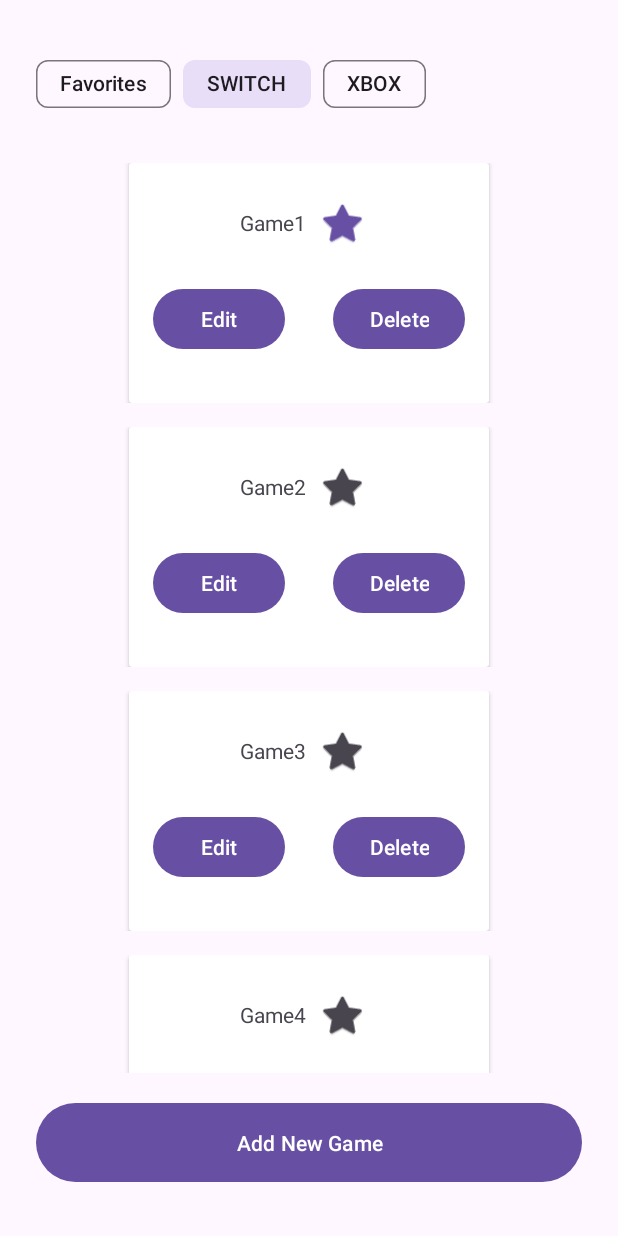
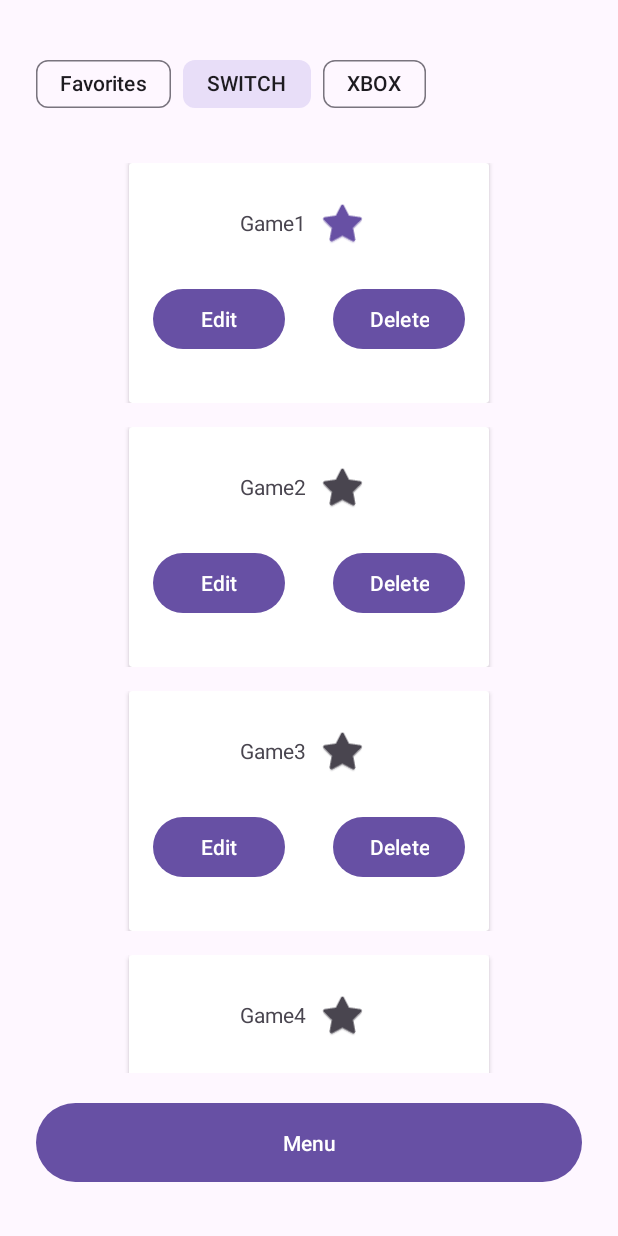
Before and after one commit to emilygranville/videogamelist, an Android app: the screen it shows after launch (MainActivity), on a phone screen of 412 x 824 dp. Run offline under Robolectric (Android 15) with nearby library versions, the phone set to English and light mode, and no system bars.

Commit message:
replaced add new game button with a menu for adding a game, 2 saving options, and about page (saving and about not implemented yet)

```diff
--- a/app/app/src/main/res/layout/fragment_display_vg_view.xml
+++ b/app/app/src/main/res/layout/fragment_display_vg_view.xml
@@ -47,11 +47,11 @@
             android:layout_weight="10"/>
 
         <Button
-            android:id="@+id/add_new_game_btn"
+            android:id="@+id/display_menu_btn"
             android:layout_width="match_parent"
             android:layout_height="0dp"
             android:layout_weight="1"
-            android:text="@string/add_new_game_btn_txt" />
+            android:text="@string/display_menu_txt" />
     </LinearLayout>
 
 </androidx.constraintlayout.widget.ConstraintLayout>
--- /dev/null
+++ b/app/app/src/main/res/menu/view_nav_menu.xml
@@ -0,0 +1,15 @@
+<?xml version="1.0" encoding="utf-8"?>
+<menu xmlns:android="http://schemas.android.com/apk/res/android">
+    <item
+        android:id="@+id/add_new_game_item"
+        android:title="@string/add_new_game_item_txt" />
+    <item
+        android:id="@+id/save_device_item"
+        android:title="@string/save_to_device_item_txt" />
+    <item
+        android:id="@+id/save_cloud_item"
+        android:title="@string/save_to_cloud_item_txt" />
+    <item
+        android:id="@+id/about_page_item"
+        android:title="@string/about_page_item_txt" />
+</menu>
--- a/app/app/src/main/res/values/strings.xml
+++ b/app/app/src/main/res/values/strings.xml
@@ -18,9 +18,13 @@
     <string name="add_console_title">Add a Console</string>
     <string name="not_valid_new_console">Please enter a valid console name</string>
     <string name="not_valid_new_game">Please ensure that you have a name and at least one console selected before submitting</string>
-    <string name="add_new_game_btn_txt">Add New Game</string>
+    <string name="add_new_game_item_txt">Add new game</string>
     <string name="no_games_text">No games here</string>
     <string name="favorites_chip_text">Favorites</string>
     <string name="display_favorite_button_alt_text">Favorite Button</string>
     <string name="edit_favorite_btn_text">Favorite</string>
+    <string name="save_to_device_item_txt">Save to device</string>
+    <string name="save_to_cloud_item_txt">Save to cloud</string>
+    <string name="about_page_item_txt">About page</string>
+    <string name="display_menu_txt">Menu</string>
 </resources>
```
Also changed, not shown: app/app/src/main/java/com/emilygranville/videogamelist/View/DisplayVGView.java (+36 -3 lines).
